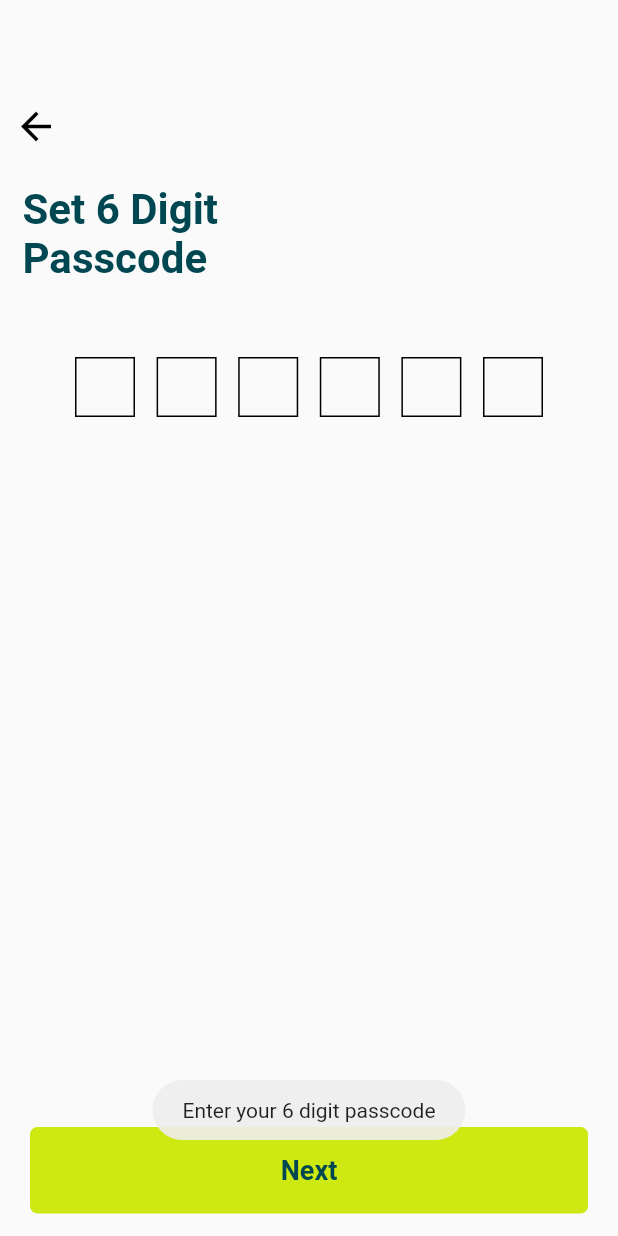
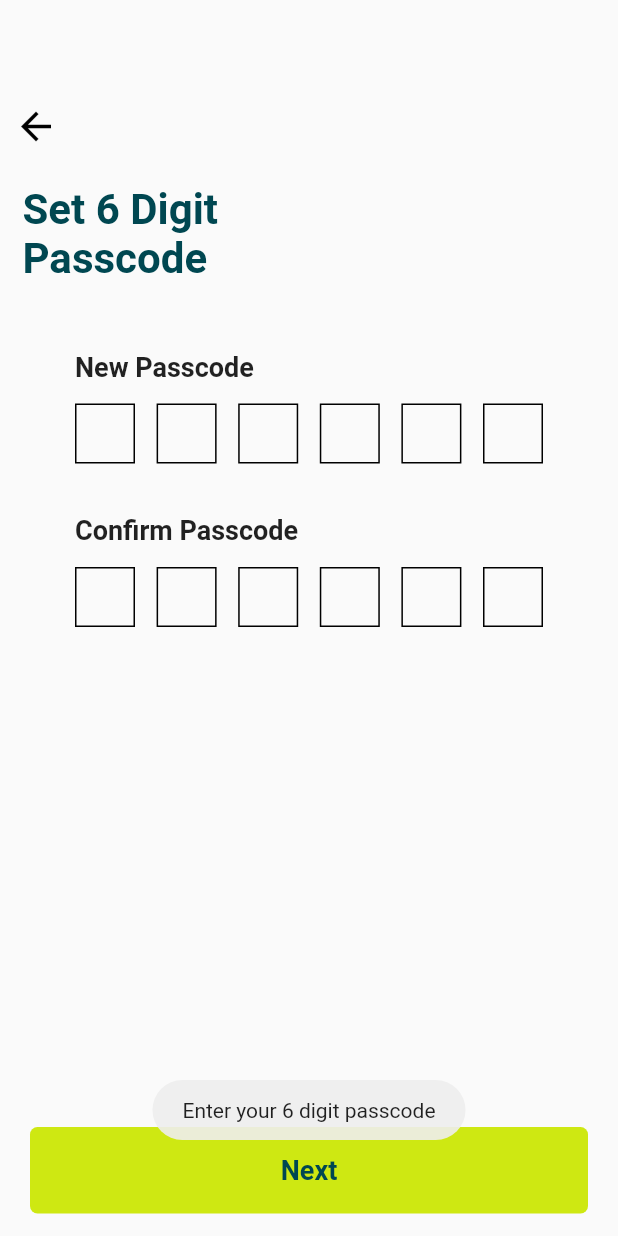
Before and after one commit to Sun-Smart/CardItNow_Mobile_App, a Flutter app: the Passcode screen opened by its route, after a tap on "Next", on a phone screen of 412 x 824 dp. Run offline on Flutter 3.47's test engine with Material 2 defaults, Android fonts, the phone set to English and light mode, and no system bars; our stand-ins replace bottom_navy_bar, carousel_slider, custom_sliding_segmented_control, extended_masked_text, file_picker, firebase_auth and 16 more; missing offline and left inert: awesome_card, credit_card_scanner, cunning_document_scanner, flutter_facebook_auth, flutter_swipe_button, jwt_decode and 2 more; accounts and stored records are empty; network calls fail; Roboto replaces fonts that are missing (Hind, ProductSans).

Commit message:
registerpage

```diff
--- a/lib/route_generator.dart
+++ b/lib/route_generator.dart
@@ -46,7 +46,7 @@ class RouteGenerator {
       case '/':
         // const SplashScreens()
         //const ChoosePaymentPage()
-        return MaterialPageRoute(builder: (_) => const ChoosePaymentPage());
+        return MaterialPageRoute(builder: (_) => const SplashScreens());
       case '/login':
         return MaterialPageRoute(builder: (_) => const Login());
       case '/home':
--- a/lib/ui/register/4digit_passcode_screen.dart
+++ b/lib/ui/register/4digit_passcode_screen.dart
@@ -32,6 +32,7 @@ class _PasscodeState extends State<Passcode> {
 
   final formKey = GlobalKey<FormState>();
   final TextEditingController otpCon = TextEditingController();
+  final TextEditingController confirmotp = TextEditingController();
   final AuthCon con = Get.find();
 
   @override
@@ -100,9 +101,63 @@ class _PasscodeState extends State<Passcode> {
                 mainAxisAlignment: MainAxisAlignment.center,
                 children: [
                   Container(
+                    padding: EdgeInsets.fromLTRB(50, 0, 50, 0),
+
+                    child: Row(
+                      children: [
+                        Text("New Passcode",
+                          style: TextStyle(
+                              fontSize: 18,fontWeight: FontWeight.bold
+                          ),
+                        )
+                      ],
+                    ),
+
+                  ),
+                  SizedBox(
+                    height: 10,
+                  ),
+                  Container(
                       padding: EdgeInsets.fromLTRB(50, 0, 50, 0),
                       child: PinPut(
                           controller: otpCon,
+                          inputFormatters: [
+                            FilteringTextInputFormatter.digitsOnly,
+                            LengthLimitingTextInputFormatter(6)
+                          ],
+                          followingFieldDecoration: BoxDecoration(
+                              border: Border.all(color: Colors.black),
+                              borderRadius: BorderRadius.circular(0)),
+                          keyboardType: TextInputType.number,
+                          submittedFieldDecoration: _pinPutDecoration.copyWith(
+                              borderRadius: BorderRadius.circular(0)),
+                          selectedFieldDecoration: _pinPutDecoration,
+                          fieldsCount: 6)),
+
+                  SizedBox(
+                    height: 30,
+                  ),
+                Container(
+                  padding: EdgeInsets.fromLTRB(50, 0, 50, 0),
+
+                  child: Row(
+                    children: [
+                      Text("Confirm Passcode",
+                      style: TextStyle(
+                        fontSize: 18,fontWeight: FontWeight.bold
+                      ),
+                      )
+                    ],
+                  ),
+
+                ),
+                  SizedBox(
+                    height: 10,
+                  ),
+                  Container(
+                      padding: EdgeInsets.fromLTRB(50, 0, 50, 0),
+                      child: PinPut(
+                          controller: confirmotp,
                           inputFormatters: [
                             FilteringTextInputFormatter.digitsOnly,
                             LengthLimitingTextInputFormatter(6)
@@ -123,26 +178,37 @@ class _PasscodeState extends State<Passcode> {
       decoration: BoxDecoration(
           color: HexColor('#CEE812'), borderRadius: BorderRadius.circular(5)),
       onTap: () {
-        try {
-          if (otpCon.text.isEmpty) {
+
+          if (otpCon.text.isEmpty && confirmotp.text.isEmpty) {
             Fluttertoast.showToast(msg: 'Enter your 6 digit passcode');
-          } else {
-            if (otpCon.text[0] == otpCon.text[1] &&
-                otpCon.text[2] == otpCon.text[3] &&
-                otpCon.text[4] == otpCon.text[5]) {
-              Fluttertoast.showToast(msg: 'Error Same Number');
-            }
+          }
+          else if(otpCon.text.contains("1""2""3""4""5""6")){
+            Fluttertoast.showToast(msg: "Please Choose Different Numbers");
+          }
+          else if(otpCon.text.contains("1""2""3""4""5""6")){
+          Fluttertoast.showToast(msg: "Please Choose Different Numbers");
+          }
+          else if(otpCon.text[0] == otpCon.text[1] &&
+                  otpCon.text[2] == otpCon.text[3] &&
+                 otpCon.text[4] == otpCon.text[5])
+          {Fluttertoast.showToast(msg: "same number not allowed");}
+          else if(
+
+          confirmotp.text[0] == confirmotp.text[1] &&
+    confirmotp.text[2] == confirmotp.text[3] &&
+    confirmotp.text[4] == confirmotp.text[5]
+          ){
+            Fluttertoast.showToast(msg: "same number not allowed");
+    }
+          else if(otpCon.text!=confirmotp.text){
+            Fluttertoast.showToast(msg: "Passcode Mismatched");
+    }
             else {
               // Fluttertoast.showToast(msg: 'Correct');
               con.pinsetapi(con.emailController.text.trim(), otpCon.text);
             }
-          }
-        } catch (e) {
-          Fluttertoast.showToast(msg: 'Error Same Number $e');
-        }
+          },
 
-
-      },
       text: "Next",
     );
   }
--- a/pubspec.yaml
+++ b/pubspec.yaml
@@ -70,6 +70,7 @@ dependencies:
   mask_text_input_formatter: ^2.4.0
   scrollable_positioned_list: ^0.3.5
   jwt_decode: ^0.3.1
+  smooth_page_indicator: ^1.0.0+2
 
 dev_dependencies:
   flutter_test:
```
Also changed, not shown: lib/auth/auth.dart (+18 -15 lines), lib/base_client.dart (+11 -15 lines), lib/ui/landingscreens/dashbord_screen.dart (+10 -14 lines), lib/ui/payment_method/add_credit_card.dart (+7 -6 lines), lib/ui/payment_method/manula_card_screen.dart (+26 -49 lines), lib/ui/register/register_screen.dart (+79 -79 lines), lib/widgets/promo_slider.dart (+28 -28 lines), pubspec.lock, 1 other file.
